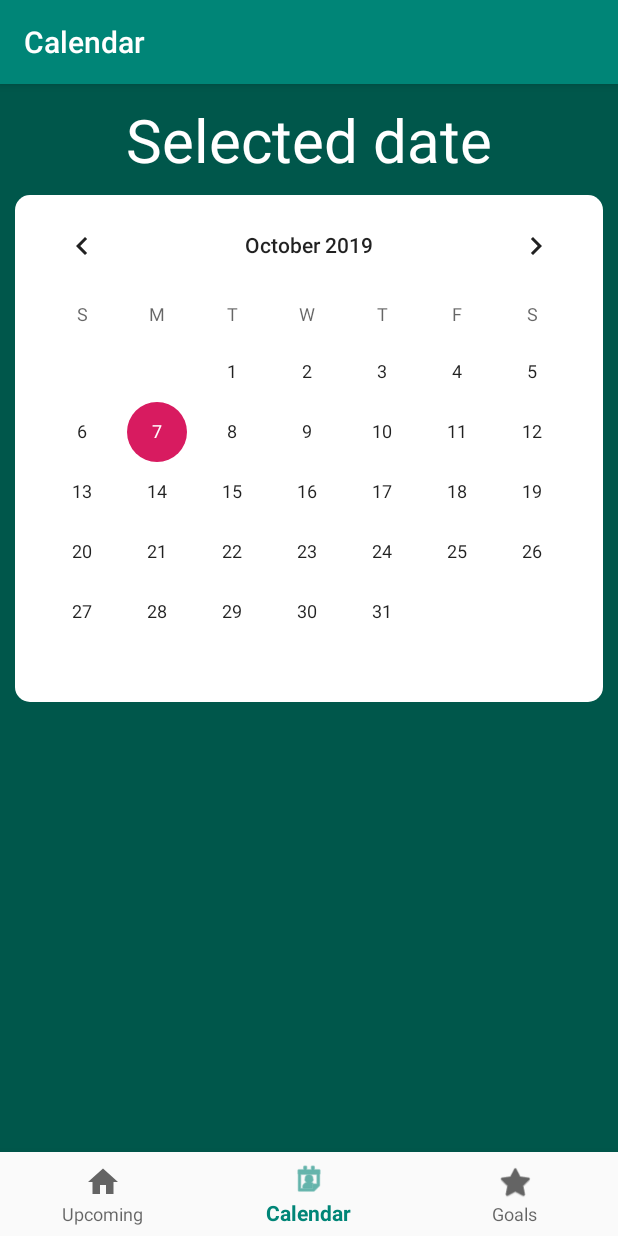
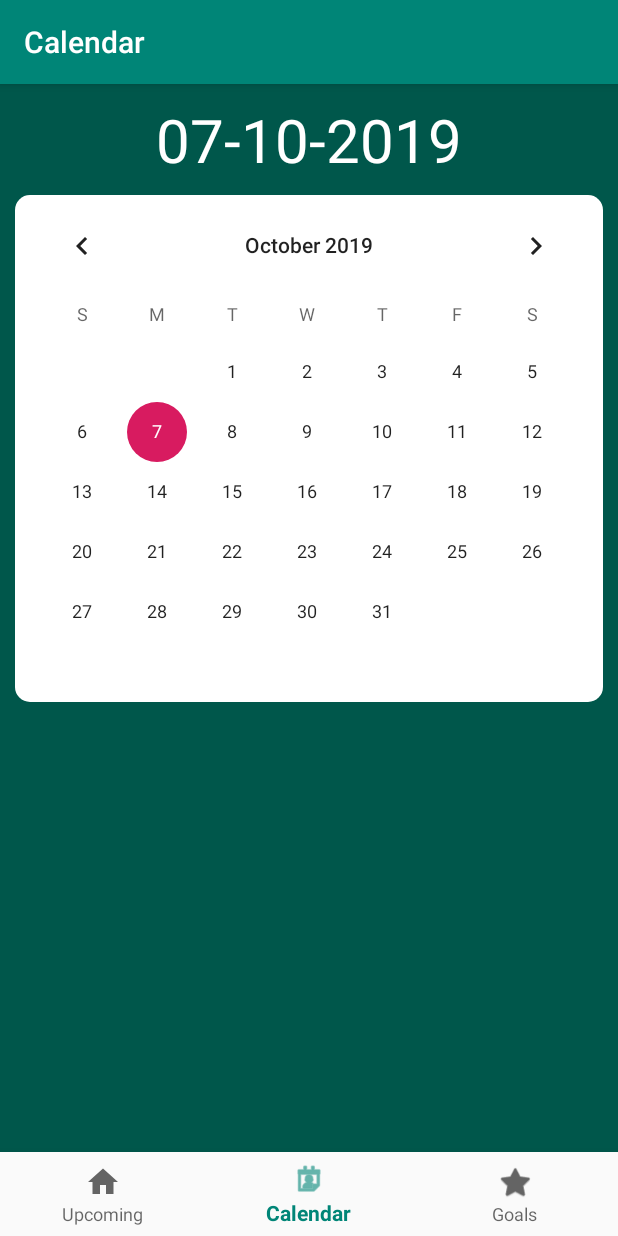
Before and after one commit to DecibelM/OOP_TDA367, an Android app: the CalendarFragment screen opened through its navigation route, on a phone screen of 412 x 824 dp. Run offline under Robolectric (Android 15) with nearby library versions, the phone set to English and light mode, and no system bars; our stand-ins replace navigation-ui.

Commit message:
The current date is now loaded when opening the calendar.

```diff
--- a/TrainingApp/app/src/main/java/com/traininapp/View/CalendarFragment.java
+++ b/TrainingApp/app/src/main/java/com/traininapp/View/CalendarFragment.java
@@ -25,8 +25,10 @@ import com.traininapp.R;
 import com.traininapp.viewModel.CalendarViewModel;
 
 import java.lang.reflect.Array;
+import java.text.SimpleDateFormat;
 import java.time.LocalDate;
 import java.util.ArrayList;
+import java.util.Date;
 
 
 /**
@@ -54,12 +56,16 @@ public class CalendarFragment extends Fragment {
         ArrayAdapter adapter = new ArrayAdapter(this.getContext(),android.R.layout.simple_list_item_1, list);
         listView.setAdapter(adapter);
 
+        Date date = new Date();
+        SimpleDateFormat dateFormat = new SimpleDateFormat("dd-MM-yyyy");
+        myDate.setText(dateFormat.format(date));
+
         final Context context = this.getContext();
 
         calendarView.setOnDateChangeListener(new CalendarView.OnDateChangeListener() {
             @Override
             public void onSelectedDayChange(@NonNull CalendarView calendarView, int year, int month, int day) {
-                String date = (day) + "/" + month + "/" + year;
+                String date = (day) + "-" + month + "-" + year;
                 myDate.setText(date);
                 ArrayList<String> newList = viewModel.getSessionsByDate(LocalDate.of(year, month, day));
                 list.clear();
```
